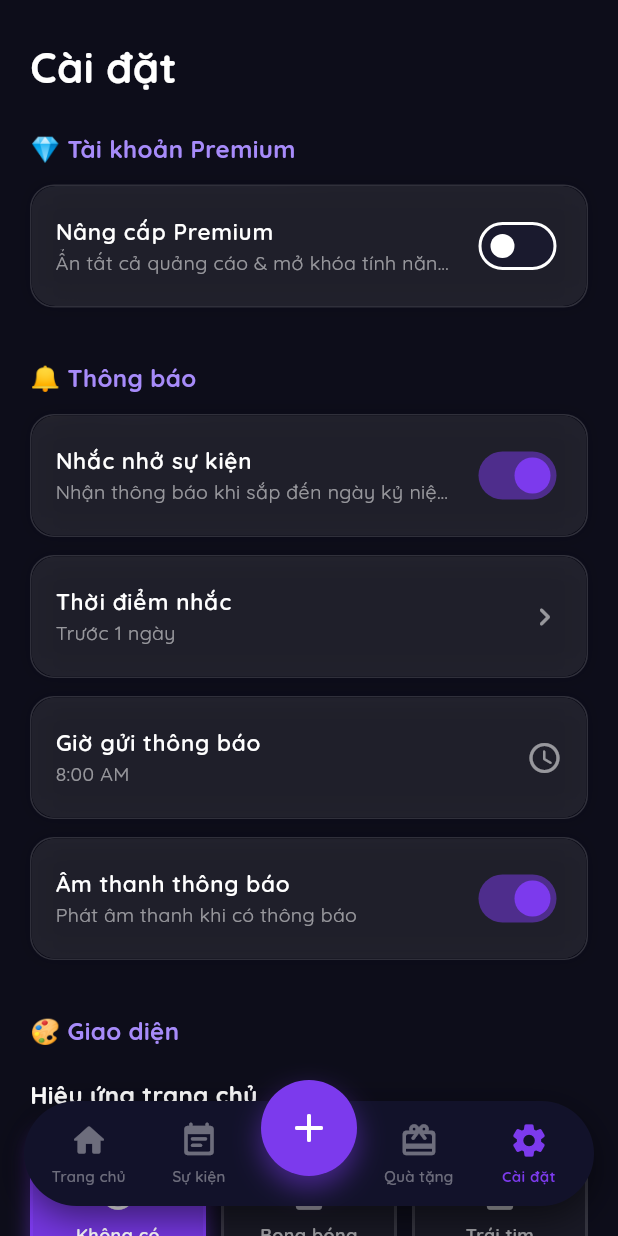
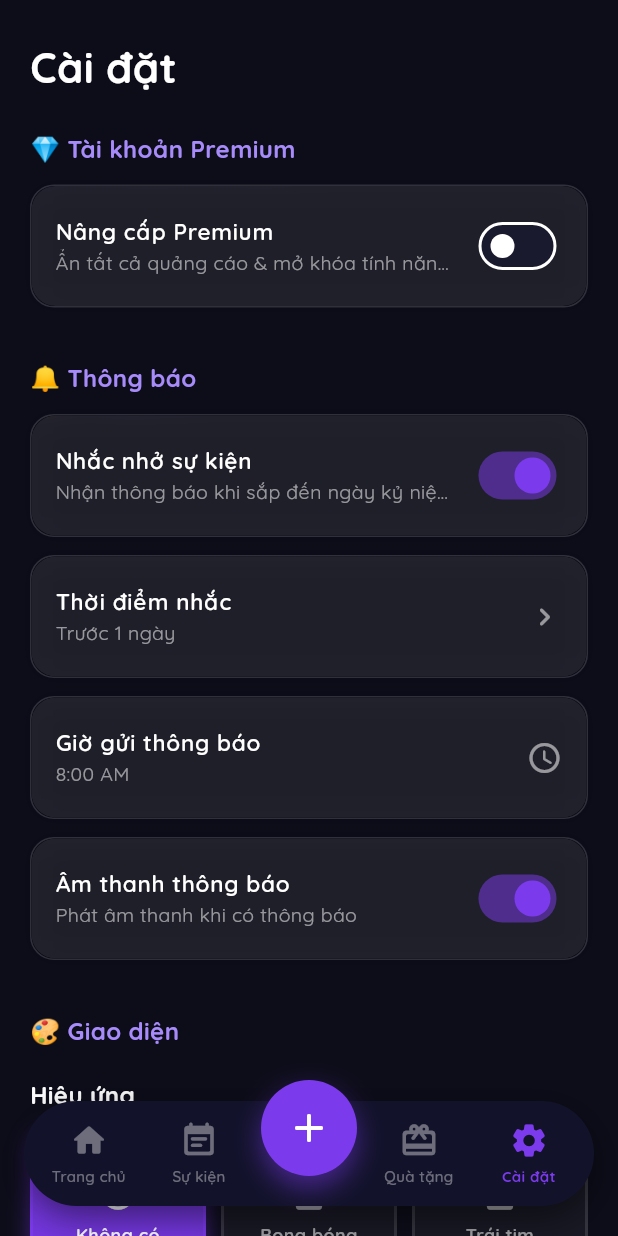
Before and after one commit to namtv95it/countdown_app, a Flutter app: the screen it shows after launch, item 5 of the bottom bar chosen, on a phone screen of 412 x 824 dp. Run offline on Flutter 3.47's test engine with Material 3 defaults, Android fonts, the phone set to English and light mode, and no system bars; our stand-ins replace flutter_local_notifications, flutter_timezone, google_fonts, google_mobile_ads, permission_handler, share_plus and 2 more; missing offline and left inert: gal, home_widget, lunar; network calls fail.

Commit message:
Update settings_screen.dart

```diff
--- a/lib/screens/settings_screen.dart
+++ b/lib/screens/settings_screen.dart
@@ -433,7 +433,7 @@ class _SettingsScreenState extends State<SettingsScreen> {
             _buildSectionHeader('🎨 Giao diện'),
             const SizedBox(height: 8),
             Text(
-              'Hiệu ứng trang chủ',
+              'Hiệu ứng',
               style: GoogleFonts.quicksand(
                 color: Colors.white,
                 fontSize: 16,
```
